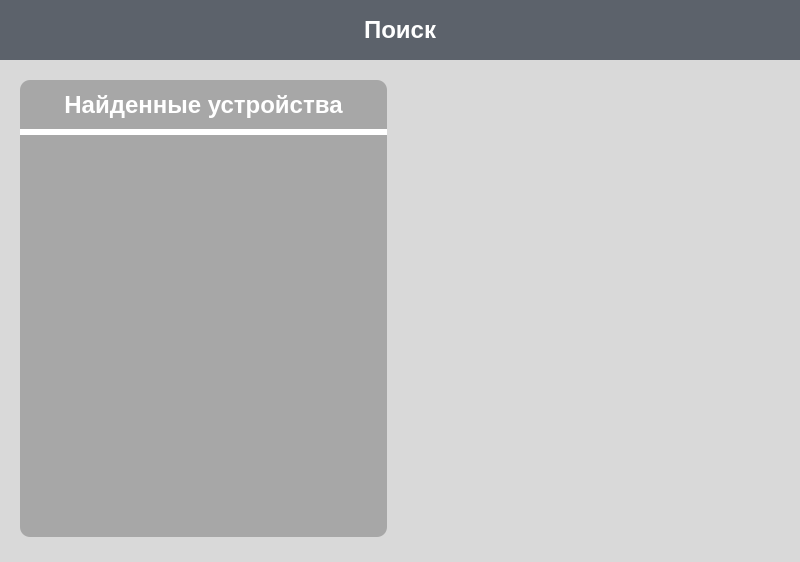
Before: the Qt Designer form search-wgt/searchwidget.ui in iSpaxer/Spaxer, drawn with Qt 5.
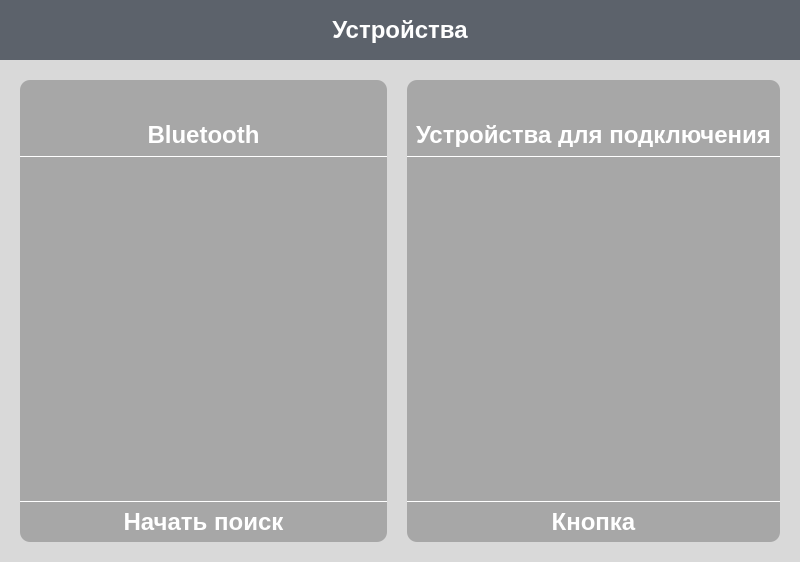
After: the same form once the commit is applied. Icons and pictures are not drawn.

Diff of the .ui file:
```diff
--- a/search-wgt/searchwidget.ui
+++ b/search-wgt/searchwidget.ui
@@ -21,17 +21,26 @@
   <property name="styleSheet">
    <string notr="true">background: #d9d9d9</string>
   </property>
+  <layout class="QGridLayout" name="gridLayout_2">
+   <property name="leftMargin">
+    <number>0</number>
+   </property>
+   <property name="topMargin">
+    <number>0</number>
+   </property>
+   <property name="rightMargin">
+    <number>0</number>
+   </property>
+   <property name="bottomMargin">
+    <number>0</number>
+   </property>
+   <property name="spacing">
+    <number>0</number>
+   </property>
+   <item row="0" column="0" colspan="5">
   <widget class="QWidget" name="widget" native="true">
-   <property name="geometry">
-    <rect>
-     <x>0</x>
-     <y>0</y>
-     <width>800</width>
-     <height>60</height>
-    </rect>
-   </property>
    <property name="sizePolicy">
-    <sizepolicy hsizetype="Fixed" vsizetype="Fixed">
+      <sizepolicy hsizetype="Minimum" vsizetype="Minimum">
      <horstretch>0</horstretch>
      <verstretch>0</verstretch>
     </sizepolicy>
@@ -44,8 +53,8 @@
    </property>
    <property name="maximumSize">
     <size>
-     <width>800</width>
-     <height>60</height>
+       <width>16777215</width>
+       <height>16777215</height>
     </size>
    </property>
    <property name="styleSheet">
@@ -67,7 +76,7 @@
        <string notr="true">	color: #ffffff;</string>
       </property>
       <property name="text">
-       <string>Поиск</string>
+         <string>Устройства</string>
       </property>
       <property name="scaledContents">
        <bool>false</bool>
@@ -79,25 +88,66 @@
     </item>
    </layout>
   </widget>
-  <widget class="QWidget" name="layoutWidget">
-   <property name="geometry">
-    <rect>
-     <x>20</x>
-     <y>80</y>
-     <width>367</width>
-     <height>457</height>
-    </rect>
-   </property>
-   <layout class="QVBoxLayout" name="verticalLayout_3" stretch="0,1,0">
+   </item>
+   <item row="1" column="1">
+    <spacer name="verticalSpacer_2">
+     <property name="orientation">
+      <enum>Qt::Orientation::Vertical</enum>
+     </property>
+     <property name="sizeType">
+      <enum>QSizePolicy::Policy::Minimum</enum>
+     </property>
+     <property name="sizeHint" stdset="0">
+      <size>
+       <width>20</width>
+       <height>20</height>
+      </size>
+     </property>
+    </spacer>
+   </item>
+   <item row="1" column="3">
+    <spacer name="verticalSpacer_4">
+     <property name="orientation">
+      <enum>Qt::Orientation::Vertical</enum>
+     </property>
+     <property name="sizeType">
+      <enum>QSizePolicy::Policy::Minimum</enum>
+     </property>
+     <property name="sizeHint" stdset="0">
+      <size>
+       <width>20</width>
+       <height>20</height>
+      </size>
+     </property>
+    </spacer>
+   </item>
+   <item row="2" column="0">
+    <spacer name="horizontalSpacer_7">
+     <property name="orientation">
+      <enum>Qt::Orientation::Horizontal</enum>
+     </property>
+     <property name="sizeType">
+      <enum>QSizePolicy::Policy::Minimum</enum>
+     </property>
+     <property name="sizeHint" stdset="0">
+      <size>
+       <width>20</width>
+       <height>20</height>
+      </size>
+     </property>
+    </spacer>
+   </item>
+   <item row="2" column="1">
+    <layout class="QVBoxLayout" name="findLayout" stretch="0,1,0,1,0">
     <property name="spacing">
      <number>0</number>
     </property>
     <item>
-     <widget class="QWidget" name="widget_2" native="true">
-      <property name="minimumSize">
+      <widget class="QWidget" name="widget_4" native="true">
+       <property name="maximumSize">
        <size>
-        <width>365</width>
-        <height>49</height>
+         <width>16777215</width>
+         <height>76</height>
        </size>
       </property>
       <property name="styleSheet">
@@ -107,42 +157,114 @@
 border-bottom-left-radius: 0px;  /* Нижние углы остаются прямыми */
 border-bottom-right-radius: 0px;</string>
       </property>
-      <layout class="QVBoxLayout" name="verticalLayout_2">
-       <item>
+       <layout class="QGridLayout" name="gridLayout">
+        <property name="topMargin">
+         <number>0</number>
+        </property>
+        <item row="1" column="0">
+         <spacer name="horizontalSpacer_2">
+          <property name="orientation">
+           <enum>Qt::Orientation::Horizontal</enum>
+          </property>
+          <property name="sizeHint" stdset="0">
+           <size>
+            <width>146</width>
+            <height>12</height>
+           </size>
+          </property>
+         </spacer>
+        </item>
+        <item row="1" column="2">
+         <spacer name="horizontalSpacer">
+          <property name="orientation">
+           <enum>Qt::Orientation::Horizontal</enum>
+          </property>
+          <property name="sizeHint" stdset="0">
+           <size>
+            <width>143</width>
+            <height>16</height>
+           </size>
+          </property>
+         </spacer>
+        </item>
+        <item row="1" column="1">
         <widget class="QLabel" name="label_2">
+          <property name="minimumSize">
+           <size>
+            <width>24</width>
+            <height>24</height>
+           </size>
+          </property>
+          <property name="maximumSize">
+           <size>
+            <width>24</width>
+            <height>24</height>
+           </size>
+          </property>
+          <property name="text">
+           <string/>
+          </property>
+          <property name="pixmap">
+           <pixmap resource="../resources.qrc">:/searchWidget/bluetooth-white.png</pixmap>
+          </property>
+          <property name="scaledContents">
+           <bool>true</bool>
+          </property>
+          <property name="alignment">
+           <set>Qt::AlignmentFlag::AlignCenter</set>
+          </property>
+         </widget>
+        </item>
+        <item row="2" column="0" colspan="3">
+         <widget class="QLabel" name="label_3">
          <property name="font">
           <font>
            <pointsize>18</pointsize>
            <bold>true</bold>
-           <strikeout>false</strikeout>
           </font>
          </property>
          <property name="styleSheet">
           <string notr="true">color: white</string>
          </property>
          <property name="text">
-          <string>Найденные устройства</string>
+           <string>Bluetooth</string>
          </property>
          <property name="alignment">
           <set>Qt::AlignmentFlag::AlignCenter</set>
          </property>
         </widget>
        </item>
+        <item row="0" column="1">
+         <spacer name="verticalSpacer">
+          <property name="orientation">
+           <enum>Qt::Orientation::Vertical</enum>
+          </property>
+          <property name="sizeType">
+           <enum>QSizePolicy::Policy::Minimum</enum>
+          </property>
+          <property name="sizeHint" stdset="0">
+           <size>
+            <width>20</width>
+            <height>14</height>
+           </size>
+          </property>
+         </spacer>
+        </item>
       </layout>
      </widget>
     </item>
     <item>
-     <widget class="QWidget" name="widget_3" native="true">
+      <widget class="QWidget" name="whiteLine_2" native="true">
       <property name="minimumSize">
        <size>
         <width>0</width>
-        <height>6</height>
+         <height>1</height>
        </size>
       </property>
       <property name="maximumSize">
        <size>
         <width>16777215</width>
-        <height>6</height>
+         <height>1</height>
        </size>
       </property>
       <property name="styleSheet">
@@ -151,26 +273,378 @@
      </widget>
     </item>
     <item>
-     <widget class="QListView" name="listView">
+      <widget class="QListView" name="findedDevicesView">
       <property name="minimumSize">
        <size>
         <width>0</width>
-        <height>400</height>
+         <height>300</height>
+        </size>
+       </property>
+       <property name="styleSheet">
+        <string notr="true">QScrollBar:vertical {
+     width: 0px;
+}
+
+QWidget {
+background: #A7A7A7;
+border: none;
+}</string>
+       </property>
+       <property name="editTriggers">
+        <set>QAbstractItemView::EditTrigger::EditKeyPressed</set>
+       </property>
+      </widget>
+     </item>
+     <item>
+      <widget class="QWidget" name="whiteLine_1" native="true">
+       <property name="minimumSize">
+        <size>
+         <width>0</width>
+         <height>1</height>
+        </size>
+       </property>
+       <property name="maximumSize">
+        <size>
+         <width>16777215</width>
+         <height>1</height>
+        </size>
+       </property>
+       <property name="styleSheet">
+        <string notr="true">background: white</string>
+       </property>
+      </widget>
+     </item>
+     <item>
+      <widget class="QPushButton" name="doFindButton">
+       <property name="sizePolicy">
+        <sizepolicy hsizetype="Minimum" vsizetype="Minimum">
+         <horstretch>0</horstretch>
+         <verstretch>0</verstretch>
+        </sizepolicy>
+       </property>
+       <property name="minimumSize">
+        <size>
+         <width>0</width>
+         <height>40</height>
+        </size>
+       </property>
+       <property name="font">
+        <font>
+         <pointsize>18</pointsize>
+         <bold>true</bold>
+        </font>
+       </property>
+       <property name="styleSheet">
+        <string notr="true">
+QPushButton {
+background: #A7A7A7;
+border: none;
+color: white;
+border-top-left-radius: 0px;  /* Закругление левого верхнего угла */
+border-top-right-radius: 0px; /* Закругление правого верхнего угла */
+border-bottom-left-radius: 10px;  /* Нижние углы остаются прямыми */
+border-bottom-right-radius: 10px;       
+}
+
+QPushButton:pressed {
+	background-color: rgba(0, 0, 0, 30);
+}</string>
+       </property>
+       <property name="text">
+        <string>Начать поиск</string>
+       </property>
+      </widget>
+     </item>
+    </layout>
+   </item>
+   <item row="2" column="2">
+    <spacer name="horizontalSpacer_3">
+     <property name="orientation">
+      <enum>Qt::Orientation::Horizontal</enum>
+     </property>
+     <property name="sizeType">
+      <enum>QSizePolicy::Policy::Minimum</enum>
+     </property>
+     <property name="sizeHint" stdset="0">
+      <size>
+       <width>20</width>
+       <height>20</height>
+      </size>
+     </property>
+    </spacer>
+   </item>
+   <item row="2" column="3">
+    <layout class="QVBoxLayout" name="conLayout" stretch="0,1,0,1,0">
+     <property name="spacing">
+      <number>0</number>
+     </property>
+     <item>
+      <widget class="QWidget" name="widget_9" native="true">
+       <property name="maximumSize">
+        <size>
+         <width>16777215</width>
+         <height>76</height>
        </size>
       </property>
       <property name="styleSheet">
        <string notr="true">background: #A7A7A7;
+border-top-left-radius: 10px;  /* Закругление левого верхнего угла */
+border-top-right-radius: 10px; /* Закругление правого верхнего угла */
+border-bottom-left-radius: 0px;  /* Нижние углы остаются прямыми */
+border-bottom-right-radius: 0px;</string>
+       </property>
+       <layout class="QGridLayout" name="gridLayout_3">
+        <property name="topMargin">
+         <number>0</number>
+        </property>
+        <item row="1" column="2">
+         <spacer name="horizontalSpacer_6">
+          <property name="orientation">
+           <enum>Qt::Orientation::Horizontal</enum>
+          </property>
+          <property name="sizeHint" stdset="0">
+           <size>
+            <width>143</width>
+            <height>16</height>
+           </size>
+          </property>
+         </spacer>
+        </item>
+        <item row="2" column="0" colspan="3">
+         <widget class="QLabel" name="nameForActiveLocalDevice">
+          <property name="font">
+           <font>
+            <pointsize>18</pointsize>
+            <bold>true</bold>
+           </font>
+          </property>
+          <property name="styleSheet">
+           <string notr="true">color: white</string>
+          </property>
+          <property name="text">
+           <string>Устройства для подключения</string>
+          </property>
+          <property name="alignment">
+           <set>Qt::AlignmentFlag::AlignCenter</set>
+          </property>
+         </widget>
+        </item>
+        <item row="1" column="1">
+         <widget class="QLabel" name="label_6">
+          <property name="minimumSize">
+           <size>
+            <width>30</width>
+            <height>30</height>
+           </size>
+          </property>
+          <property name="maximumSize">
+           <size>
+            <width>30</width>
+            <height>30</height>
+           </size>
+          </property>
+          <property name="text">
+           <string/>
+          </property>
+          <property name="pixmap">
+           <pixmap resource="../resources.qrc">:/searchWidget/connected-devices.png</pixmap>
+          </property>
+          <property name="scaledContents">
+           <bool>true</bool>
+          </property>
+          <property name="alignment">
+           <set>Qt::AlignmentFlag::AlignCenter</set>
+          </property>
+         </widget>
+        </item>
+        <item row="1" column="0">
+         <spacer name="horizontalSpacer_5">
+          <property name="orientation">
+           <enum>Qt::Orientation::Horizontal</enum>
+          </property>
+          <property name="sizeHint" stdset="0">
+           <size>
+            <width>146</width>
+            <height>12</height>
+           </size>
+          </property>
+         </spacer>
+        </item>
+        <item row="0" column="1">
+         <spacer name="verticalSpacer_3">
+          <property name="orientation">
+           <enum>Qt::Orientation::Vertical</enum>
+          </property>
+          <property name="sizeType">
+           <enum>QSizePolicy::Policy::Minimum</enum>
+          </property>
+          <property name="sizeHint" stdset="0">
+           <size>
+            <width>20</width>
+            <height>14</height>
+           </size>
+          </property>
+         </spacer>
+        </item>
+       </layout>
+      </widget>
+     </item>
+     <item>
+      <widget class="QWidget" name="whiteLine_3" native="true">
+       <property name="minimumSize">
+        <size>
+         <width>0</width>
+         <height>1</height>
+        </size>
+       </property>
+       <property name="maximumSize">
+        <size>
+         <width>16777215</width>
+         <height>1</height>
+        </size>
+       </property>
+       <property name="styleSheet">
+        <string notr="true">background: white</string>
+       </property>
+      </widget>
+     </item>
+     <item>
+      <widget class="QListView" name="devicesForConnection">
+       <property name="minimumSize">
+        <size>
+         <width>0</width>
+         <height>300</height>
+        </size>
+       </property>
+       <property name="styleSheet">
+        <string notr="true">QScrollBar:vertical {
+     width: 0px;
+}
+
+QWidget {
+background: #A7A7A7;
 border: none;
+}</string>
+       </property>
+       <property name="editTriggers">
+        <set>QAbstractItemView::EditTrigger::EditKeyPressed</set>
+       </property>
+      </widget>
+     </item>
+     <item>
+      <widget class="QWidget" name="whiteLine_4" native="true">
+       <property name="minimumSize">
+        <size>
+         <width>0</width>
+         <height>1</height>
+        </size>
+       </property>
+       <property name="maximumSize">
+        <size>
+         <width>16777215</width>
+         <height>1</height>
+        </size>
+       </property>
+       <property name="styleSheet">
+        <string notr="true">background: white</string>
+       </property>
+      </widget>
+     </item>
+     <item>
+      <widget class="QPushButton" name="doFind_2">
+       <property name="sizePolicy">
+        <sizepolicy hsizetype="Minimum" vsizetype="Minimum">
+         <horstretch>0</horstretch>
+         <verstretch>0</verstretch>
+        </sizepolicy>
+       </property>
+       <property name="minimumSize">
+        <size>
+         <width>0</width>
+         <height>40</height>
+        </size>
+       </property>
+       <property name="font">
+        <font>
+         <pointsize>18</pointsize>
+         <bold>true</bold>
+        </font>
+       </property>
+       <property name="styleSheet">
+        <string notr="true">
+QPushButton {
+background: #A7A7A7;
+border: none;
+color: white;
 border-top-left-radius: 0px;  /* Закругление левого верхнего угла */
 border-top-right-radius: 0px; /* Закругление правого верхнего угла */
 border-bottom-left-radius: 10px;  /* Нижние углы остаются прямыми */
-border-bottom-right-radius: 10px;</string>
-      </property>
+border-bottom-right-radius: 10px;       
+}
+
+QPushButton:pressed {
+	background-color: rgba(0, 0, 0, 30);
+}</string>
+       </property>
+       <property name="text">
+        <string>Кнопка</string>
+       </property>
      </widget>
     </item>
    </layout>
-  </widget>
- </widget>
- <resources/>
+   </item>
+   <item row="2" column="4">
+    <spacer name="horizontalSpacer_4">
+     <property name="orientation">
+      <enum>Qt::Orientation::Horizontal</enum>
+     </property>
+     <property name="sizeType">
+      <enum>QSizePolicy::Policy::Minimum</enum>
+     </property>
+     <property name="sizeHint" stdset="0">
+      <size>
+       <width>20</width>
+       <height>20</height>
+      </size>
+     </property>
+    </spacer>
+   </item>
+   <item row="3" column="1">
+    <spacer name="verticalSpacer_6">
+     <property name="orientation">
+      <enum>Qt::Orientation::Vertical</enum>
+     </property>
+     <property name="sizeType">
+      <enum>QSizePolicy::Policy::Minimum</enum>
+     </property>
+     <property name="sizeHint" stdset="0">
+      <size>
+       <width>20</width>
+       <height>20</height>
+      </size>
+     </property>
+    </spacer>
+   </item>
+   <item row="3" column="3">
+    <spacer name="verticalSpacer_5">
+     <property name="orientation">
+      <enum>Qt::Orientation::Vertical</enum>
+     </property>
+     <property name="sizeType">
+      <enum>QSizePolicy::Policy::Minimum</enum>
+     </property>
+     <property name="sizeHint" stdset="0">
+      <size>
+       <width>20</width>
+       <height>20</height>
+      </size>
+     </property>
+    </spacer>
+   </item>
+  </layout>
+ </widget>
+ <resources>
+  <include location="../resources.qrc"/>
+ </resources>
  <connections/>
 </ui>
```
Lines whose indentation alone changed are shown as unchanged.
